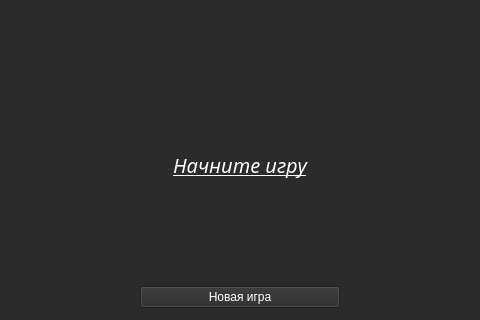
First picture: the form in mainwindow.ui, repository mrtokii/sweep-hard, before the edit; both pictures show x 222 to 702 and y 193 to 513 of the 931 by 513 pixel window.
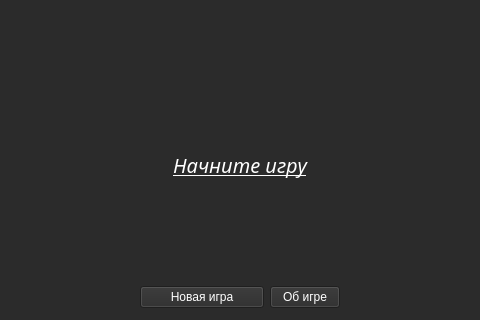
Second picture: the form after the edit. Icons and pictures are not drawn.

Commit message: Информация об игре; настройка сложности.

```diff
--- a/mainwindow.ui
+++ b/mainwindow.ui
@@ -13,6 +13,10 @@
   <property name="windowTitle">
    <string>Minesweeper</string>
   </property>
+  <property name="windowIcon">
+   <iconset resource="resources.qrc">
+    <normaloff>:/images/BombCell.png</normaloff>:/images/BombCell.png</iconset>
+  </property>
   <property name="styleSheet">
    <string notr="true">background-color: rgb(43, 43, 43);</string>
   </property>
@@ -47,7 +51,7 @@
       <item>
        <widget class="QLabel" name="timerLabel">
         <property name="sizePolicy">
-         <sizepolicy hsizetype="Fixed" vsizetype="Minimum">
+         <sizepolicy hsizetype="Expanding" vsizetype="Minimum">
           <horstretch>0</horstretch>
           <verstretch>0</verstretch>
          </sizepolicy>
@@ -83,7 +87,7 @@
       <item>
        <widget class="QLabel" name="infoLabel">
         <property name="sizePolicy">
-         <sizepolicy hsizetype="Fixed" vsizetype="Preferred">
+         <sizepolicy hsizetype="Expanding" vsizetype="Preferred">
           <horstretch>0</horstretch>
           <verstretch>0</verstretch>
          </sizepolicy>
@@ -116,6 +120,11 @@
        </widget>
       </item>
       <item>
+       <layout class="QHBoxLayout" name="buttonsLayout" stretch="0,0">
+        <property name="sizeConstraint">
+         <enum>QLayout::SetFixedSize</enum>
+        </property>
+        <item>
        <widget class="QPushButton" name="generateField">
         <property name="sizePolicy">
          <sizepolicy hsizetype="Fixed" vsizetype="Fixed">
@@ -125,7 +134,7 @@
         </property>
         <property name="maximumSize">
          <size>
-          <width>200</width>
+            <width>150</width>
           <height>16777215</height>
          </size>
         </property>
@@ -137,6 +146,30 @@
         </property>
        </widget>
       </item>
+        <item>
+         <widget class="QPushButton" name="aboutButton">
+          <property name="sizePolicy">
+           <sizepolicy hsizetype="Fixed" vsizetype="Fixed">
+            <horstretch>0</horstretch>
+            <verstretch>0</verstretch>
+           </sizepolicy>
+          </property>
+          <property name="maximumSize">
+           <size>
+            <width>70</width>
+            <height>16777215</height>
+           </size>
+          </property>
+          <property name="styleSheet">
+           <string notr="true">color: white;</string>
+          </property>
+          <property name="text">
+           <string>Об игре</string>
+          </property>
+         </widget>
+        </item>
+       </layout>
+      </item>
      </layout>
     </item>
    </layout>
```
Left out of the diff: 4 changed lines with no effect on the pictures. Lines whose indentation alone changed are shown as unchanged. The commit also changes 5 other files.
